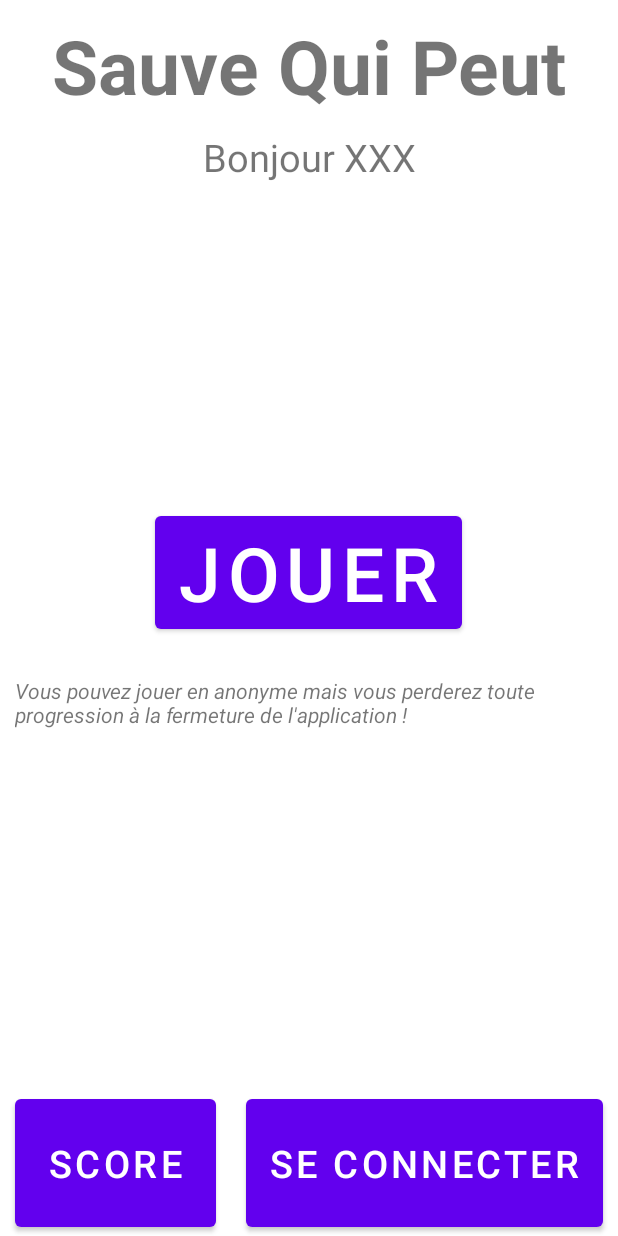
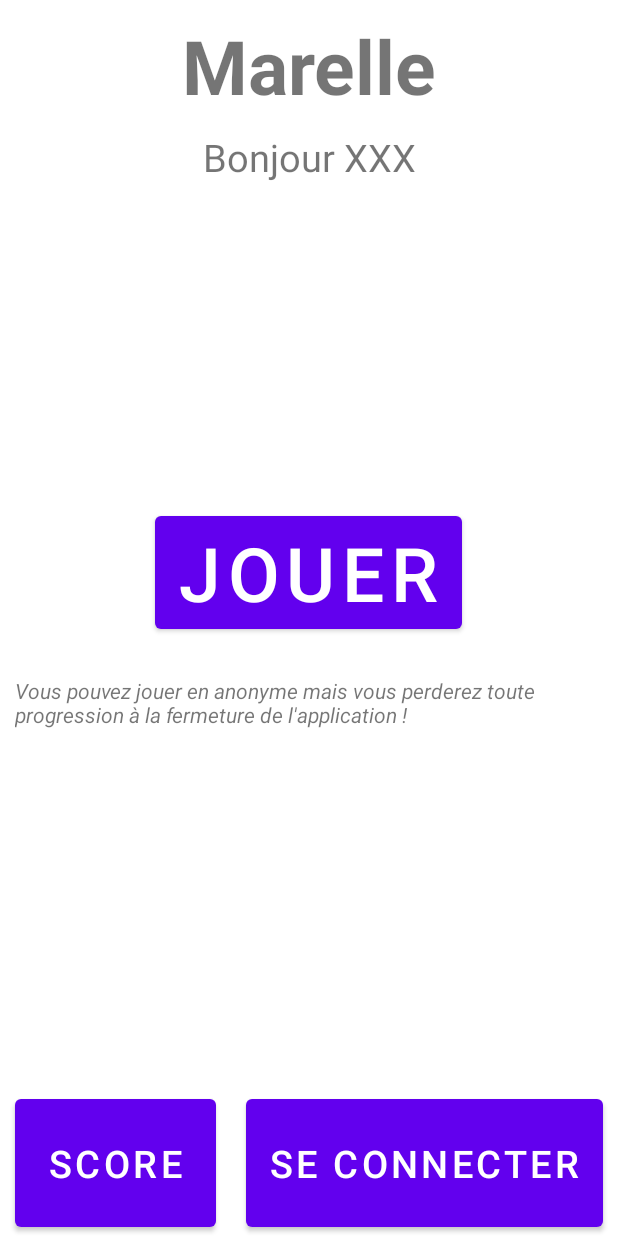
Before and after one commit to thomas-auffroy/Android-Project, an Android app: the layout activity_homepage.xml on its own in the app's theme, with its tools: preview values and no code run, on a phone screen of 412 x 824 dp. Run offline under Robolectric (Android 15) with nearby library versions, the phone set to English and light mode, and no system bars.

Commit message:
Change name of app

```diff
--- a/app/src/main/res/values/strings.xml
+++ b/app/src/main/res/values/strings.xml
@@ -1,5 +1,4 @@
 <resources>
-    <string name="app_name">Android Application</string>
-    <string name="NAME">Sauve Qui Peut</string>
+    <string name="NAME">Marelle</string>
     <string name="NO_CONNECTION">Vous pouvez jouer en anonyme mais vous perderez toute progression à la fermeture de l\'application !</string>
 </resources>
```
